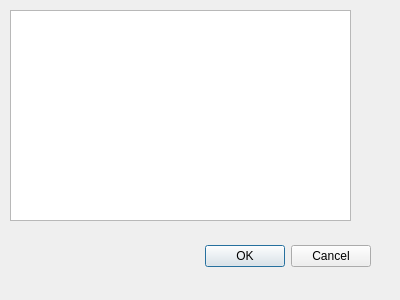
First picture: the form in popup.ui, repository imoDDomi/NC-Editor, before the edit.
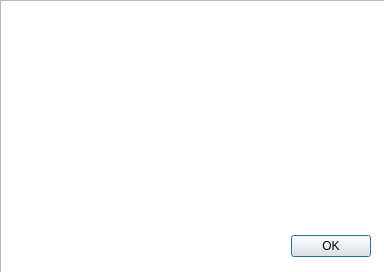
Second picture: the form after the edit. Icons and pictures are not drawn.

Diff of the .ui file:
```diff
--- a/popup.ui
+++ b/popup.ui
@@ -6,8 +6,8 @@
    <rect>
     <x>0</x>
     <y>0</y>
-    <width>400</width>
-    <height>300</height>
+    <width>384</width>
+    <height>272</height>
    </rect>
   </property>
   <property name="windowTitle">
@@ -21,7 +21,7 @@
    <property name="geometry">
     <rect>
      <x>30</x>
-     <y>240</y>
+     <y>230</y>
      <width>341</width>
      <height>32</height>
     </rect>
@@ -30,19 +30,36 @@
     <enum>Qt::Horizontal</enum>
    </property>
    <property name="standardButtons">
-    <set>QDialogButtonBox::Cancel|QDialogButtonBox::Ok</set>
+    <set>QDialogButtonBox::Ok</set>
    </property>
   </widget>
   <widget class="QTextBrowser" name="tb_popup">
    <property name="geometry">
     <rect>
-     <x>10</x>
-     <y>10</y>
-     <width>341</width>
-     <height>211</height>
+     <x>0</x>
+     <y>0</y>
+     <width>391</width>
+     <height>281</height>
     </rect>
    </property>
+   <property name="font">
+    <font>
+     <family>Courier New</family>
+     <pointsize>12</pointsize>
+     <bold>true</bold>
+    </font>
+   </property>
+   <property name="html">
+    <string>&lt;!DOCTYPE HTML PUBLIC &quot;-//W3C//DTD HTML 4.0//EN&quot; &quot;http://www.w3.org/TR/REC-html40/strict.dtd&quot;&gt;
+&lt;html&gt;&lt;head&gt;&lt;meta name=&quot;qrichtext&quot; content=&quot;1&quot; /&gt;&lt;meta charset=&quot;utf-8&quot; /&gt;&lt;style type=&quot;text/css&quot;&gt;
+p, li { white-space: pre-wrap; }
+hr { height: 1px; border-width: 0; }
+&lt;/style&gt;&lt;/head&gt;&lt;body style=&quot; font-family:'Courier New'; font-size:12pt; font-weight:700; font-style:normal;&quot;&gt;
+&lt;p style=&quot;-qt-paragraph-type:empty; margin-top:0px; margin-bottom:0px; margin-left:0px; margin-right:0px; -qt-block-indent:0; text-indent:0px;&quot;&gt;&lt;br /&gt;&lt;/p&gt;&lt;/body&gt;&lt;/html&gt;</string>
+   </property>
   </widget>
+  <zorder>tb_popup</zorder>
+  <zorder>pb_popup_OK</zorder>
  </widget>
  <resources/>
  <connections>
```
